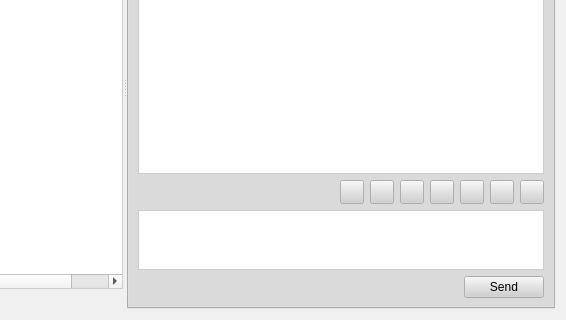
Above: retroshare-gui/src/gui/PeersDialog.ui from RetroShare/RetroShare before the change; both pictures show x 141 to 707 and y 147 to 467 of the 707 by 467 pixel window. Below: the same form after it.
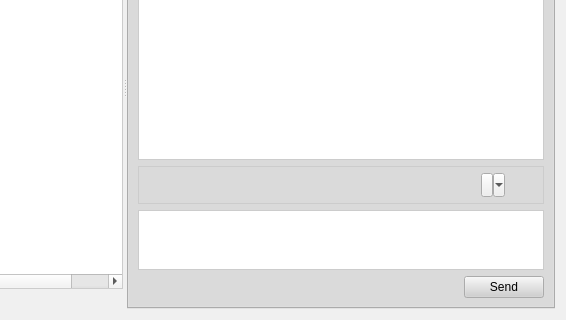
That is the form after the change. Icons and pictures are not drawn.

Commit message: Added attaching files to Public Chat via Button/Drag and Drop

```diff
--- a/retroshare-gui/src/gui/PeersDialog.ui
+++ b/retroshare-gui/src/gui/PeersDialog.ui
@@ -864,7 +864,24 @@
             </widget>
            </item>
            <item>
+            <widget class="QFrame" name="buttonframe">
+             <property name="maximumSize">
+              <size>
+               <width>16777215</width>
+               <height>38</height>
+              </size>
+             </property>
+             <property name="styleSheet">
+              <string notr="true"> QFrame#buttonframe{
+background-color: qlineargradient(x1:0, y1:0, x2:0, y2:1,
+                                       stop:0 #FEFEFE, stop:1 #E8E8E8);
+
+border: 1px solid #CCCCCC;}</string>
+             </property>
             <layout class="QHBoxLayout" name="horizontalLayout">
+              <property name="margin">
+               <number>6</number>
+              </property>
              <item>
               <widget class="QLabel" name="statusStringLabel">
                <property name="text">
@@ -886,7 +903,13 @@
               </spacer>
              </item>
              <item>
-              <widget class="QPushButton" name="emoticonBtn">
+               <widget class="QToolButton" name="emoticonBtn">
+                <property name="sizePolicy">
+                 <sizepolicy hsizetype="Expanding" vsizetype="Expanding">
+                  <horstretch>0</horstretch>
+                  <verstretch>0</verstretch>
+                 </sizepolicy>
+                </property>
                <property name="minimumSize">
                 <size>
                  <width>24</width>
@@ -912,10 +935,19 @@
                  <height>24</height>
                 </size>
                </property>
+                <property name="autoRaise">
+                 <bool>true</bool>
+                </property>
               </widget>
              </item>
              <item>
-              <widget class="QPushButton" name="textboldChatButton">
+               <widget class="QToolButton" name="textboldChatButton">
+                <property name="sizePolicy">
+                 <sizepolicy hsizetype="Expanding" vsizetype="Expanding">
+                  <horstretch>0</horstretch>
+                  <verstretch>0</verstretch>
+                 </sizepolicy>
+                </property>
                <property name="minimumSize">
                 <size>
                  <width>24</width>
@@ -941,10 +973,19 @@
                <property name="checkable">
                 <bool>true</bool>
                </property>
+                <property name="autoRaise">
+                 <bool>true</bool>
+                </property>
               </widget>
              </item>
              <item>
-              <widget class="QPushButton" name="textunderlineChatButton">
+               <widget class="QToolButton" name="textunderlineChatButton">
+                <property name="sizePolicy">
+                 <sizepolicy hsizetype="Expanding" vsizetype="Expanding">
+                  <horstretch>0</horstretch>
+                  <verstretch>0</verstretch>
+                 </sizepolicy>
+                </property>
                <property name="minimumSize">
                 <size>
                  <width>24</width>
@@ -970,10 +1011,19 @@
                <property name="checkable">
                 <bool>true</bool>
                </property>
+                <property name="autoRaise">
+                 <bool>true</bool>
+                </property>
               </widget>
              </item>
              <item>
-              <widget class="QPushButton" name="textitalicChatButton">
+               <widget class="QToolButton" name="textitalicChatButton">
+                <property name="sizePolicy">
+                 <sizepolicy hsizetype="Expanding" vsizetype="Expanding">
+                  <horstretch>0</horstretch>
+                  <verstretch>0</verstretch>
+                 </sizepolicy>
+                </property>
                <property name="minimumSize">
                 <size>
                  <width>24</width>
@@ -999,10 +1049,19 @@
                <property name="checkable">
                 <bool>true</bool>
                </property>
+                <property name="autoRaise">
+                 <bool>true</bool>
+                </property>
               </widget>
              </item>
              <item>
-              <widget class="QPushButton" name="fontsButton">
+               <widget class="QToolButton" name="fontsButton">
+                <property name="sizePolicy">
+                 <sizepolicy hsizetype="Expanding" vsizetype="Expanding">
+                  <horstretch>0</horstretch>
+                  <verstretch>0</verstretch>
+                 </sizepolicy>
+                </property>
                <property name="minimumSize">
                 <size>
                  <width>24</width>
@@ -1021,10 +1080,19 @@
                <property name="text">
                 <string/>
                </property>
+                <property name="autoRaise">
+                 <bool>true</bool>
+                </property>
               </widget>
              </item>
              <item>
-              <widget class="QPushButton" name="colorChatButton">
+               <widget class="QToolButton" name="colorChatButton">
+                <property name="sizePolicy">
+                 <sizepolicy hsizetype="Expanding" vsizetype="Expanding">
+                  <horstretch>0</horstretch>
+                  <verstretch>0</verstretch>
+                 </sizepolicy>
+                </property>
                <property name="minimumSize">
                 <size>
                  <width>24</width>
@@ -1043,10 +1111,19 @@
                <property name="text">
                 <string/>
                </property>
+                <property name="autoRaise">
+                 <bool>true</bool>
+                </property>
               </widget>
              </item>
              <item>
-              <widget class="QPushButton" name="menuButton">
+               <widget class="QToolButton" name="menuButton">
+                <property name="sizePolicy">
+                 <sizepolicy hsizetype="Expanding" vsizetype="Expanding">
+                  <horstretch>0</horstretch>
+                  <verstretch>0</verstretch>
+                 </sizepolicy>
+                </property>
                <property name="minimumSize">
                 <size>
                  <width>24</width>
@@ -1061,10 +1138,58 @@
                </property>
                <property name="text">
                 <string/>
+                </property>
+                <property name="popupMode">
+                 <enum>QToolButton::MenuButtonPopup</enum>
+                </property>
+                <property name="autoRaise">
+                 <bool>false</bool>
+                </property>
+               </widget>
+              </item>
+              <item>
+               <widget class="QToolButton" name="addfileButton">
+                <property name="sizePolicy">
+                 <sizepolicy hsizetype="Expanding" vsizetype="Expanding">
+                  <horstretch>0</horstretch>
+                  <verstretch>0</verstretch>
+                 </sizepolicy>
+                </property>
+                <property name="minimumSize">
+                 <size>
+                  <width>26</width>
+                  <height>26</height>
+                 </size>
+                </property>
+                <property name="maximumSize">
+                 <size>
+                  <width>26</width>
+                  <height>26</height>
+                 </size>
+                </property>
+                <property name="toolTip">
+                 <string>Attach File</string>
+                </property>
+                <property name="text">
+                 <string/>
+                </property>
+                <property name="icon">
+                 <iconset resource="images.qrc">
+                  <normaloff>:/images/add-share24.png</normaloff>:/images/add-share24.png</iconset>
+                </property>
+                <property name="iconSize">
+                 <size>
+                  <width>24</width>
+                  <height>24</height>
+                 </size>
+                </property>
+                <property name="autoRaise">
+                 <bool>true</bool>
                </property>
               </widget>
              </item>
             </layout>
+            </widget>
            </item>
            <item>
             <widget class="QTextEdit" name="lineEdit">
```
Left out of the diff: 9 changed lines with no effect on the pictures. Lines whose indentation alone changed are shown as unchanged. The commit also changes 3 other files.
